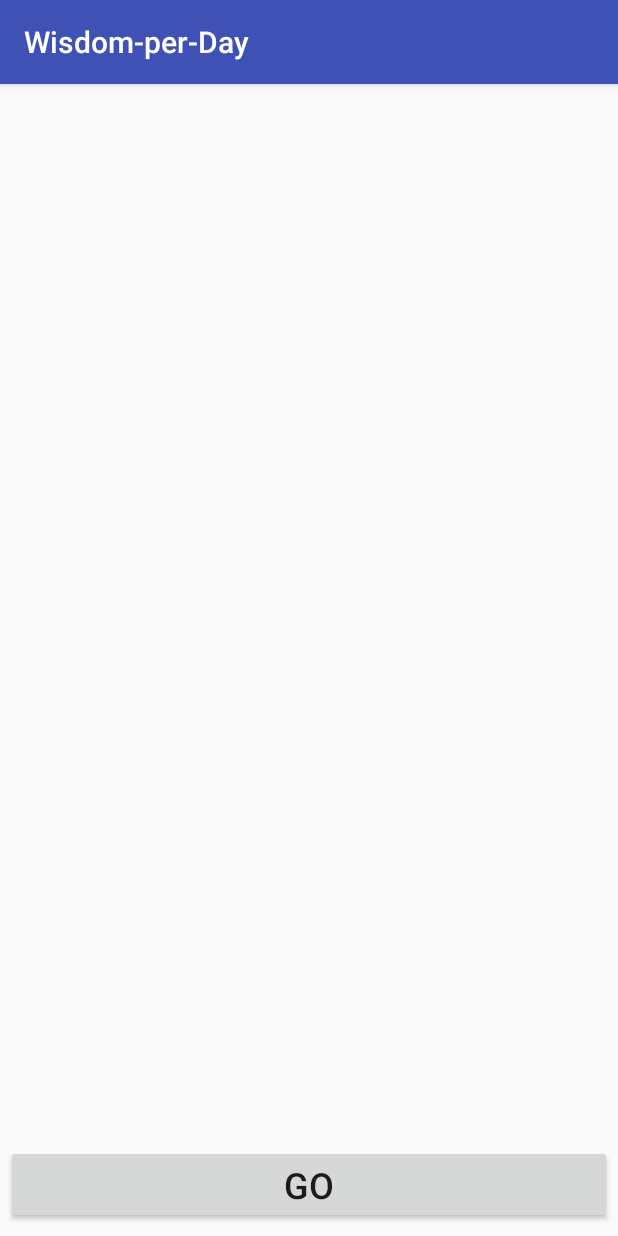
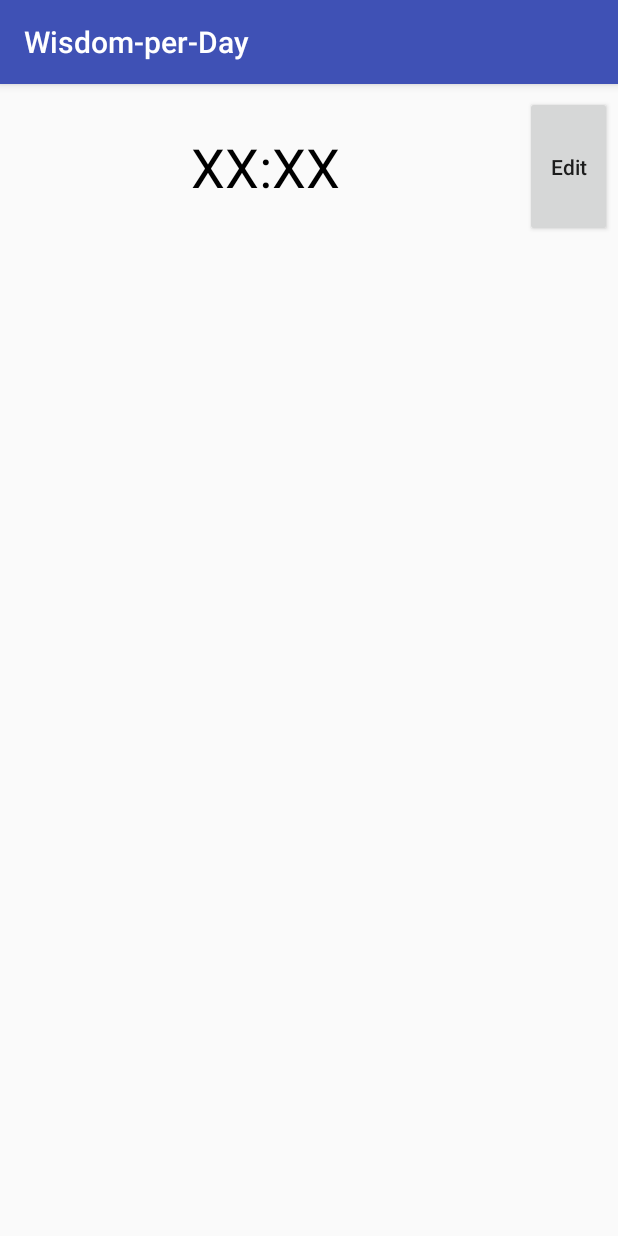
Before and after one commit to OldBigBuddha/Wisdom-per-Day, an Android app: the screen it shows after launch (MainActivity), on a phone screen of 412 x 824 dp. Run offline under Robolectric (Android 15) with nearby library versions, the phone set to English and light mode, and no system bars; our stand-ins replace data binding; libraries missing offline, so code that uses them is left out: io.realm; 4 statements that could not run were skipped.

```diff
--- a/app/src/main/java/kyoto/freeprojects/oldbigbuddha/wisdom_per_day/MainActivity.java
+++ b/app/src/main/java/kyoto/freeprojects/oldbigbuddha/wisdom_per_day/MainActivity.java
@@ -5,14 +5,18 @@ import android.app.PendingIntent;
 import android.app.TimePickerDialog;
 import android.content.Context;
 import android.content.Intent;
+import android.content.SharedPreferences;
 import android.databinding.DataBindingUtil;
+import android.support.v4.app.AppLaunchChecker;
 import android.support.v7.app.AppCompatActivity;
 import android.os.Bundle;
 import android.support.v7.widget.LinearLayoutManager;
+import android.util.Log;
 import android.view.View;
 import android.widget.TimePicker;
 
 
+import java.text.SimpleDateFormat;
 import java.util.Calendar;
 
 import io.realm.Realm;
@@ -21,16 +25,38 @@ import kyoto.freeprojects.oldbigbuddha.wisdom_per_day.databinding.ActivityMainBi
 
 public class MainActivity extends AppCompatActivity {
 
+    public static final int REQUEST_CODE = 0;
+
     private ActivityMainBinding mBinding;
 
     private Realm mRealm;
     private RealmResults mResults;
     private CustomAdapter mAdapter;
 
+    private Calendar now;
+
+    private SharedPreferences mSettings;
+    private SharedPreferences.Editor mEditor;
+
     @Override
     protected void onCreate(Bundle savedInstanceState) {
         super.onCreate(savedInstanceState);
         mBinding = DataBindingUtil.setContentView(this, R.layout.activity_main);
+        mSettings = getSharedPreferences("setting", Context.MODE_PRIVATE);
+        mEditor   = mSettings.edit();
+
+        now = Calendar.getInstance();
+        if(!AppLaunchChecker.hasStartedFromLauncher(this)){
+            // 初回
+            TimePickerDialog dialog = new TimePickerDialog(this, onTimeSetListener, now.get(Calendar.HOUR_OF_DAY), now.get(Calendar.MINUTE), true);
+            dialog.setTitle("When Listen?");
+            dialog.show();
+        } else {
+            Calendar calendar = Calendar.getInstance();
+            calendar.setTimeInMillis( mSettings.getLong("time", System.currentTimeMillis()) );
+            mBinding.tvAlarmDate.setText( formatData(calendar.get(Calendar.HOUR_OF_DAY), calendar.get(Calendar.MINUTE)) );
+        }
+
         initOnClick();
 
         mRealm   = Realm.getDefaultInstance();
@@ -41,51 +67,59 @@ public class MainActivity extends AppCompatActivity {
         manager.setOrientation(LinearLayoutManager.VERTICAL);
         mBinding.recyclerItemList.setLayoutManager(manager);
         mBinding.recyclerItemList.setAdapter(mAdapter);
+
+        AppLaunchChecker.onActivityCreate(this);
     }
 
     public void initOnClick() {
-//        mBinding.btAddContent.setOnClickListener(new View.OnClickListener() {
-//            @Override
-//            public void onClick(View view) {
-//                String content = mBinding.etFieldContent.getText().toString();
-//                long   date    = System.currentTimeMillis();
-//
-//                Item item = new Item(content, date);
-//                mRealm.beginTransaction();
-//                mRealm.copyToRealm(item);
-//                mRealm.commitTransaction();
-//
-//                mAdapter.notifyDataSetChanged();
-//                mBinding.etFieldContent.setText("");
-//
-//            }
-//        });
-        mBinding.btGoListen.setOnClickListener(new View.OnClickListener() {
+        mBinding.btEditDate.setOnClickListener(new View.OnClickListener() {
             @Override
             public void onClick(View view) {
-                Calendar now = Calendar.getInstance();
-                int hour    = now.get(Calendar.HOUR_OF_DAY);
+                now        = Calendar.getInstance();
+                int hour   = now.get(Calendar.HOUR_OF_DAY);
                 int minute = now.get(Calendar.MINUTE);
-                Intent intent = new Intent(MainActivity.this, ListenWisdomActivity.class);
-                final PendingIntent pending = PendingIntent.getActivity(MainActivity.this, 0, intent, 0);
 
-                TimePickerDialog dialog = new TimePickerDialog(
-                        MainActivity.this,
-                        new TimePickerDialog.OnTimeSetListener() {
+                TimePickerDialog dialog = new TimePickerDialog(MainActivity.this, new TimePickerDialog.OnTimeSetListener() {
                     @Override
-                    public void onTimeSet(TimePicker timePicker, int i, int i1) {
-                        Calendar calendar = Calendar.getInstance();
-                        calendar.set(Calendar.HOUR_OF_DAY, i);
-                        calendar.set(Calendar.MINUTE, i1);
-                        AlarmManager manager = (AlarmManager)MainActivity.this.getSystemService(Context.ALARM_SERVICE);
-                        manager.set(AlarmManager.RTC, calendar.getTimeInMillis(), pending);
-                        MainActivity.this.finish();
+                    public void onTimeSet(TimePicker timePicker, int hour, int minute) {
+                        setDate(hour, minute);
                     }
-                },
-                hour, minute, true);
+                }, hour, minute, true);
                 dialog.show();
-//                startActivity( new Intent(MainActivity.this, ListenWisdomActivity.class));
             }
         });
     }
+
+    public void setDate(int hour, int minute) {
+        Calendar calendar = Calendar.getInstance();
+        calendar.set(Calendar.HOUR_OF_DAY, hour);
+        calendar.set(Calendar.MINUTE, minute);
+
+        Intent intent = new Intent(MainActivity.this, ListenWisdomActivity.class);
+        PendingIntent pending = PendingIntent.getActivity(MainActivity.this, REQUEST_CODE, intent, 0);
+        AlarmManager manager = (AlarmManager)MainActivity.this.getSystemService(Context.ALARM_SERVICE);
+
+        pending.cancel();
+        manager.cancel(pending);
+
+        manager.setRepeating(AlarmManager.RTC, calendar.getTimeInMillis(), AlarmManager.INTERVAL_DAY , pending);
+        mBinding.tvAlarmDate.setText( formatData(hour,minute) );
+    }
+
+
+    private String formatData(int hour, int minute) {
+        Calendar c = Calendar.getInstance();
+        c.set(Calendar.HOUR_OF_DAY, hour);
+        c.set(Calendar.MINUTE, minute);
+        return new SimpleDateFormat("HH:MM").format(c.getTime());
+    }
+
+
+    private TimePickerDialog.OnTimeSetListener onTimeSetListener = new TimePickerDialog.OnTimeSetListener() {
+        @Override
+        public void onTimeSet(TimePicker timePicker, int hour, int minute) {
+            setDate(hour, minute);
+            MainActivity.this.finish();
+        }
+    };
 }
--- a/app/src/main/res/layout/activity_main.xml
+++ b/app/src/main/res/layout/activity_main.xml
@@ -9,17 +9,34 @@
     android:layout_marginEnd="4dp"
     android:layout_marginBottom="8dp" >
 
+    <LinearLayout
+        android:orientation="horizontal"
+        android:layout_width="match_parent"
+        android:layout_height="0dp"
+        android:layout_weight="1">
+        <TextView
+            android:id="@+id/tv_alarm_date"
+            android:text="XX:XX"
+            android:textColor="#000"
+            android:textSize="36sp"
+            android:layout_width="0dp"
+            android:layout_weight="6"
+            android:layout_height="match_parent"
+            android:gravity="center"/>
+        <Button
+            android:id="@+id/bt_edit_date"
+            android:layout_width="0dp"
+            android:layout_weight="1"
+            android:layout_height="match_parent"
+            android:text="Edit"
+            android:textAllCaps="false"/>
+
+    </LinearLayout>
+
     <android.support.v7.widget.RecyclerView
         android:id="@+id/recycler_item_list"
         android:layout_width="match_parent"
         android:layout_height="0dp"
         android:layout_weight="7"/>
-
-    <Button
-        android:id="@+id/bt_go_listen"
-        android:textSize="24sp"
-        android:text="Go"
-        android:layout_width="match_parent"
-        android:layout_height="wrap_content" />
 </LinearLayout>
 </layout>
```
